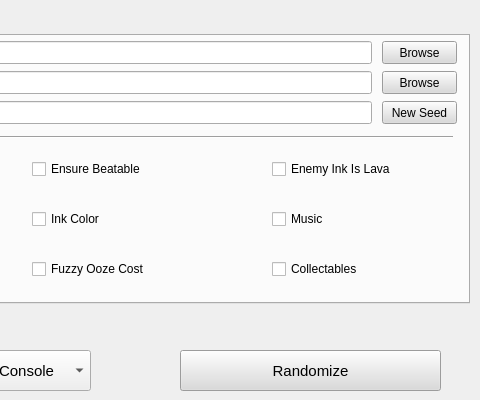
Before: the Qt Designer form UI/ui_form.ui in Owen-Splat/Splatoon-3-Randomizer, drawn with Qt 5; both pictures show x 300 to 780 and y 0 to 400 of the 780 by 400 pixel window.
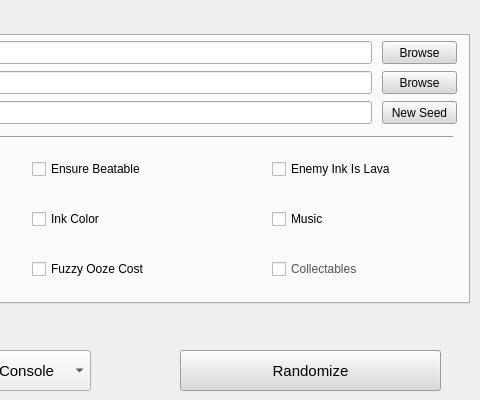
After: the same form once the commit is applied.

Diff of the .ui file:
```diff
--- a/UI/ui_form.ui
+++ b/UI/ui_form.ui
@@ -499,9 +499,15 @@
       <property name="whatsThis">
        <string>Randomizes the contents of the collectables</string>
       </property>
+      <property name="styleSheet">
+       <string notr="true">color: rgb(80, 80, 80);</string>
+      </property>
       <property name="text">
        <string>Collectables</string>
       </property>
+      <property name="checkable">
+       <bool>false</bool>
+      </property>
      </widget>
      <widget class="QCheckBox" name="oozeCheck">
       <property name="enabled">
```
